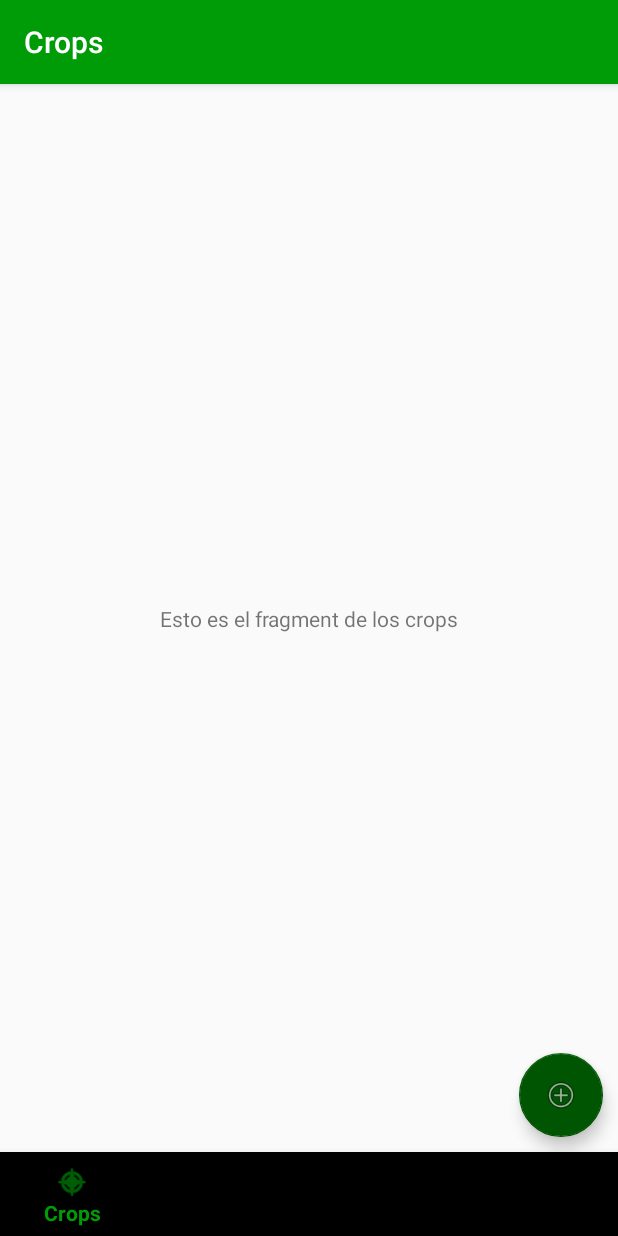
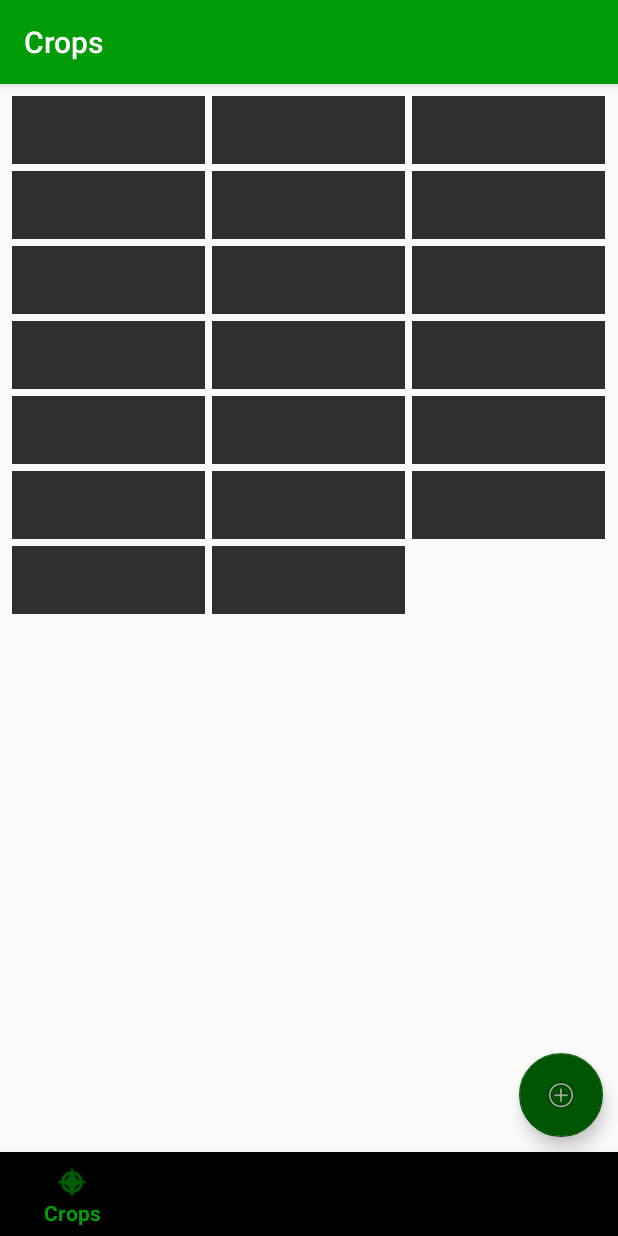
Before and after one commit to MartinZX11/Plantorium, an Android app: the screen it shows after launch (MainActivity), on a phone screen of 412 x 824 dp. Run offline under Robolectric (Android 15) with nearby library versions, the phone set to English and light mode, and no system bars; our stand-ins replace Room's generated code.

Commit message:
Added gridview for category

```diff
--- a/app/src/main/java/com/computalimpo/plantorium/POJO/CategoryPOJO.java
+++ b/app/src/main/java/com/computalimpo/plantorium/POJO/CategoryPOJO.java
@@ -8,7 +8,7 @@ import android.arch.persistence.room.PrimaryKey;
 @Entity(tableName = "category_table")
 
 public class CategoryPOJO {
-    @PrimaryKey
+    @PrimaryKey(autoGenerate = true)
     private int id;
 
     @ColumnInfo(name="category_name")
@@ -22,6 +22,17 @@ public class CategoryPOJO {
 
     @ColumnInfo(name="category_ill")
     private boolean ill;
+
+    public CategoryPOJO(){
+
+    }
+
+    public CategoryPOJO(String name, boolean water, boolean prune, boolean ill) {
+        this.name = name;
+        this.water = water;
+        this.prune = prune;
+        this.ill = ill;
+    }
 
     public int getId() {
         return id;
--- a/app/src/main/java/com/computalimpo/plantorium/POJO/TaskPOJO.java
+++ b/app/src/main/java/com/computalimpo/plantorium/POJO/TaskPOJO.java
@@ -11,7 +11,7 @@ import com.computalimpo.plantorium.helper.TaskType;
 @Entity(tableName = "task_table",indices ={@Index("task_crop")},
         foreignKeys = @ForeignKey(entity = CropPOJO.class, parentColumns = "id", childColumns = "task_crop"))
 public class TaskPOJO {
-    @PrimaryKey
+    @PrimaryKey(autoGenerate = true)
     private int id;
     @ColumnInfo(name="task_crop")
     private int crop;
@@ -55,8 +55,7 @@ public class TaskPOJO {
     private String taskText;
     private String priority;
 
-    public TaskPOJO(int id, int crop, String date, String type, String taskText, String priority) {
-        this.id = id;
+    public TaskPOJO(int crop, String date, String type, String taskText, String priority) {
         this.crop = crop;
         this.date = date;
         this.type = type;
--- /dev/null
+++ b/app/src/main/java/com/computalimpo/plantorium/adapters/CategoryAdapter.java
@@ -0,0 +1,70 @@
+package com.computalimpo.plantorium.adapters;
+
+import android.content.Context;
+import android.view.LayoutInflater;
+import android.view.View;
+import android.view.ViewGroup;
+import android.widget.ArrayAdapter;
+import android.widget.TextView;
+
+import com.computalimpo.plantorium.POJO.CategoryPOJO;
+import com.computalimpo.plantorium.R;
+
+import java.util.List;
+
+public class CategoryAdapter extends ArrayAdapter<CategoryPOJO> {
+
+        private Context context;
+        private LayoutInflater mInflater;
+        private List<CategoryPOJO> categoryList;
+
+    public CategoryAdapter(Context context, int resource, List<CategoryPOJO> objects) {
+        super(context, resource, objects);
+        this.context = context;
+        this.categoryList = objects;
+        mInflater = (LayoutInflater) context
+                .getSystemService(Context.LAYOUT_INFLATER_SERVICE);
+    }
+
+    public void addItem(final CategoryPOJO item) {
+        categoryList.add(item);
+        notifyDataSetChanged();
+    }
+
+    @Override
+    public int getCount() {
+        return categoryList.size();
+    }
+
+    @Override
+    public CategoryPOJO getItem(int position) {
+        return categoryList.get(position);
+    }
+
+    @Override
+    public long getItemId(int position) {
+        return position;
+    }
+
+    @Override
+    public View getView(int position, View convertView, ViewGroup parent) {
+
+        TaskAdapter.ViewHolder holder = null;
+
+        if (convertView == null) {
+            holder = new TaskAdapter.ViewHolder();
+            convertView = mInflater.inflate(R.layout.task_row_header, null);
+            holder.textView = (TextView) convertView.findViewById(R.id.text);
+
+            convertView.setTag(holder);
+        } else {
+            holder = (TaskAdapter.ViewHolder) convertView.getTag();
+        }
+
+        return convertView;
+    }
+
+    public static class ViewHolder {
+            public TextView textView;
+        }
+    }
--- a/app/src/main/java/com/computalimpo/plantorium/fragments/CropsFragment.java
+++ b/app/src/main/java/com/computalimpo/plantorium/fragments/CropsFragment.java
@@ -6,18 +6,32 @@ import android.support.v4.app.Fragment;
 import android.view.LayoutInflater;
 import android.view.View;
 import android.view.ViewGroup;
+import android.widget.GridView;
 import android.widget.Toast;
 
+import com.computalimpo.plantorium.POJO.CategoryPOJO;
 import com.computalimpo.plantorium.R;
+import com.computalimpo.plantorium.adapters.CategoryAdapter;
+
+import java.util.ArrayList;
 
 public class CropsFragment extends Fragment {
+
+    CategoryAdapter categoryAdapter;
 
     public CropsFragment() {}
 
     @Override
     public View onCreateView(LayoutInflater inflater, ViewGroup container, Bundle savedInstanceState) {
+
         final View cropView = inflater.inflate(R.layout.fragment_crops, null);
+
         FloatingActionButton addCrop = cropView.findViewById(R.id.addCrop);
+
+        categoryAdapter = new CategoryAdapter(getContext(), R.layout.task_row_header, new ArrayList<CategoryPOJO>());
+        GridView cropsGridView = cropView.findViewById(R.id.categoryGridView);
+        cropsGridView.setAdapter(categoryAdapter);
+        getMockTask();
         addCrop.setOnClickListener(new View.OnClickListener() {
             @Override
             public void onClick(View v) {
@@ -26,4 +40,13 @@ public class CropsFragment extends Fragment {
         });
         return cropView;
     }
+
+    public void getMockTask(){
+        ArrayList<CategoryPOJO> categoryList = new ArrayList<>();
+        for(int i = 0; i < 20 ; i ++){
+            categoryList.add(new CategoryPOJO());
+        }
+        categoryAdapter.addAll(categoryList);
+        categoryAdapter.notifyDataSetChanged();
+    }
 }
--- a/app/src/main/java/com/computalimpo/plantorium/fragments/TaskFragment.java
+++ b/app/src/main/java/com/computalimpo/plantorium/fragments/TaskFragment.java
@@ -46,7 +46,7 @@ public class TaskFragment extends Fragment {
     public void getMockTask(){
         ArrayList<TaskPOJO> taskList = new ArrayList<>();
         for(int i = 0; i < 20 ; i ++){
-            taskList.add(new TaskPOJO(i, i,i / 5 + "/10/2019" , "WATER","AGUA","" ));
+            taskList.add(new TaskPOJO(i,i / 5 + "/10/2019" , "WATER","AGUA","" ));
         }
         String aux;
         aux = taskList.get(0).getDate();
--- a/app/src/main/java/com/computalimpo/plantorium/fragments/WeatherFragment.java
+++ b/app/src/main/java/com/computalimpo/plantorium/fragments/WeatherFragment.java
@@ -14,6 +14,7 @@ import android.view.ViewGroup;
 import android.widget.Button;
 import android.widget.ImageView;
 import android.widget.ProgressBar;
+import android.widget.ScrollView;
 import android.widget.TextView;
 import android.widget.Toast;
 
@@ -37,6 +38,7 @@ public class WeatherFragment extends Fragment {
     TextView municipio, porcentaje_rain, text_max_temp, text_min_temp, min_moisture, max_moisture, slot1_dir, slot1_speed, slot2_dir, slot2_speed, slot3_dir, slot3_speed, slot4_dir, slot4_speed;
     ImageView general_info, min_temp_icon, max_temp_icon, moisture_icon, wind_icon;
     TextView title_prob_rain, title_min_moisture, title_max_moisture, header_time, header_dir, header_speed, slot1_time, slot2_time, slot3_time, slot4_time;
+    ScrollView weatherScrollView;
 
     public WeatherFragment() {}
 
@@ -77,6 +79,7 @@ public class WeatherFragment extends Fragment {
         });
 
         //Obtener referencias para el refresco de la UI
+
         porcentaje_rain = weather_view.findViewById(R.id.porcentaje_rain);
         text_max_temp = weather_view.findViewById(R.id.text_max_temp);
         text_min_temp = weather_view.findViewById(R.id.text_min_temp);
@@ -106,6 +109,7 @@ public class WeatherFragment extends Fragment {
         slot3_time = weather_view.findViewById(R.id.slot3_time);
         slot4_time = weather_view.findViewById(R.id.slot4_time);
         municipio = weather_view.findViewById(R.id.municipio);
+        weatherScrollView = weather_view.findViewById(R.id.weatherScrollView);
 
         return weather_view;
     }
@@ -120,6 +124,7 @@ public class WeatherFragment extends Fragment {
         ProgressBar pb = weather_view.findViewById(R.id.load_weather);
         pb.setVisibility(View.INVISIBLE);
 
+        weatherScrollView.setVisibility(View.VISIBLE);
         porcentaje_rain.setVisibility(View.VISIBLE);
         text_max_temp.setVisibility(View.VISIBLE);
         text_min_temp.setVisibility(View.VISIBLE);
--- a/app/src/main/res/layout/fragment_crops.xml
+++ b/app/src/main/res/layout/fragment_crops.xml
@@ -5,22 +5,6 @@
     xmlns:tools="http://schemas.android.com/tools"
     android:layout_width="match_parent"
     android:layout_height="match_parent">
-
-    <TextView
-        android:id="@+id/textView"
-        android:layout_width="wrap_content"
-        android:layout_height="wrap_content"
-        android:layout_marginStart="8dp"
-        android:layout_marginLeft="8dp"
-        android:layout_marginTop="8dp"
-        android:layout_marginEnd="8dp"
-        android:layout_marginRight="8dp"
-        android:layout_marginBottom="8dp"
-        android:text="Esto es el fragment de los crops"
-        app:layout_constraintBottom_toBottomOf="parent"
-        app:layout_constraintEnd_toEndOf="parent"
-        app:layout_constraintStart_toStartOf="parent"
-        app:layout_constraintTop_toTopOf="parent" />
 
     <android.support.design.widget.FloatingActionButton
         android:id="@+id/addCrop"
@@ -35,4 +19,22 @@
         app:layout_constraintBottom_toBottomOf="parent"
         app:layout_constraintEnd_toEndOf="parent" />
 
+    <GridView
+        android:id="@+id/categoryGridView"
+        android:verticalSpacing="5dp"
+        android:horizontalSpacing="5dp"
+        android:numColumns="3"
+        android:layout_width="0dp"
+        android:layout_height="0dp"
+        android:layout_marginStart="8dp"
+        android:layout_marginLeft="8dp"
+        android:layout_marginTop="8dp"
+        android:layout_marginEnd="8dp"
+        android:layout_marginRight="8dp"
+        android:layout_marginBottom="8dp"
+        app:layout_constraintBottom_toBottomOf="parent"
+        app:layout_constraintEnd_toEndOf="parent"
+        app:layout_constraintStart_toStartOf="parent"
+        app:layout_constraintTop_toTopOf="parent" />
+
 </android.support.constraint.ConstraintLayout>
--- a/app/src/main/res/layout/fragment_task.xml
+++ b/app/src/main/res/layout/fragment_task.xml
@@ -30,7 +30,7 @@
     <TextView
         android:id="@+id/textView2"
         android:layout_width="0dp"
-        android:layout_height="1dp"
+        android:layout_height="0.5dp"
         android:background="@color/black"
         android:text=""
         app:layout_constraintBottom_toBottomOf="@+id/taskList"
--- a/app/src/main/res/layout/fragment_weather.xml
+++ b/app/src/main/res/layout/fragment_weather.xml
@@ -7,6 +7,8 @@
     android:layout_height="match_parent">
 
     <ScrollView
+        android:id="@+id/weatherScrollView"
+        android:visibility="invisible"
         android:layout_width="match_parent"
         android:layout_height="0dp"
         android:layout_marginStart="8dp"
```
Also changed, not shown: app/src/main/java/com/computalimpo/plantorium/POJO/CropPOJO.java (+15 -1 lines).
